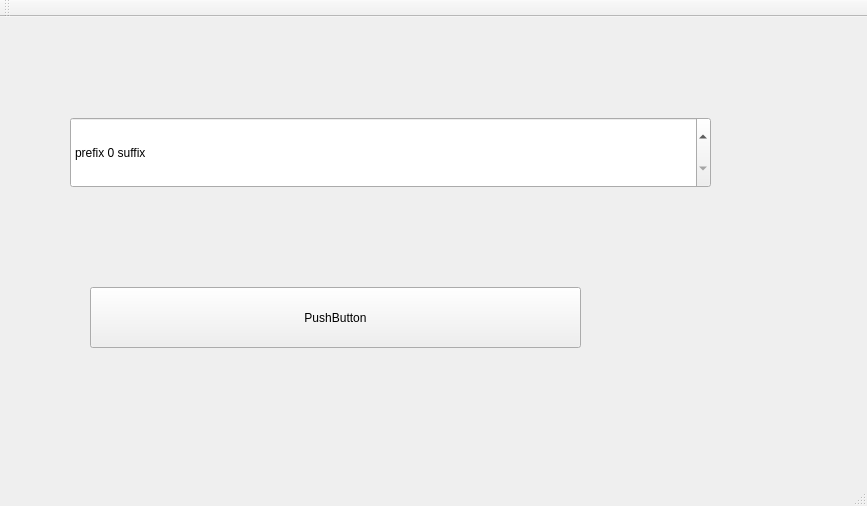
The window that gui/QSpinBox/mainwindow.ui (jinhang87/qtutil) describes before a commit, drawn with Qt 5.
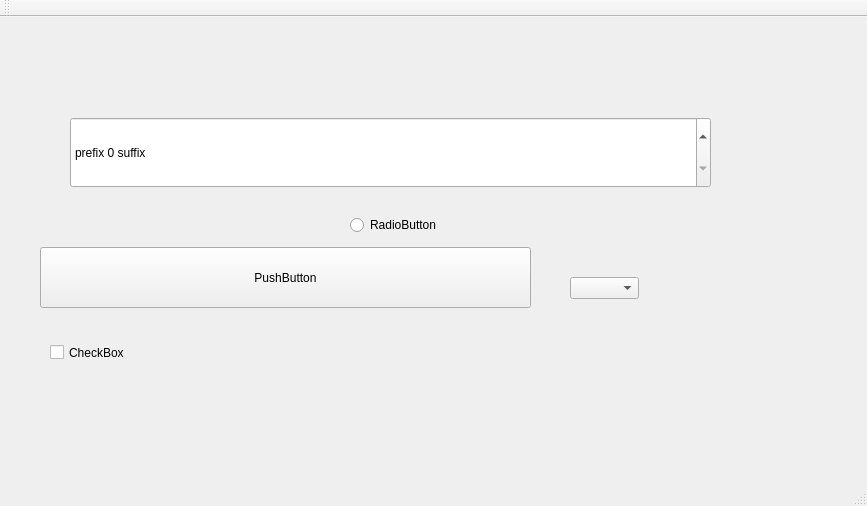
The same window after the commit.

Diff of the .ui file:
```diff
--- a/gui/QSpinBox/mainwindow.ui
+++ b/gui/QSpinBox/mainwindow.ui
@@ -36,8 +36,8 @@
    <widget class="QPushButton" name="pushButton">
     <property name="geometry">
      <rect>
-      <x>90</x>
-      <y>270</y>
+      <x>40</x>
+      <y>230</y>
       <width>491</width>
       <height>61</height>
      </rect>
@@ -46,6 +46,52 @@
      <string>PushButton</string>
     </property>
    </widget>
+   <widget class="QCheckBox" name="checkBox">
+    <property name="geometry">
+     <rect>
+      <x>50</x>
+      <y>300</y>
+      <width>331</width>
+      <height>71</height>
+     </rect>
+    </property>
+    <property name="text">
+     <string>CheckBox</string>
+    </property>
+   </widget>
+   <widget class="QComboBox" name="comboBox">
+    <property name="geometry">
+     <rect>
+      <x>570</x>
+      <y>260</y>
+      <width>69</width>
+      <height>22</height>
+     </rect>
+    </property>
+   </widget>
+   <widget class="QRadioButton" name="radioButton">
+    <property name="geometry">
+     <rect>
+      <x>350</x>
+      <y>200</y>
+      <width>89</width>
+      <height>16</height>
+     </rect>
+    </property>
+    <property name="text">
+     <string>RadioButton</string>
+    </property>
+   </widget>
+   <widget class="QWidget" name="widget" native="true">
+    <property name="geometry">
+     <rect>
+      <x>250</x>
+      <y>300</y>
+      <width>271</width>
+      <height>141</height>
+     </rect>
+    </property>
+   </widget>
   </widget>
   <widget class="QMenuBar" name="menuBar">
    <property name="geometry">
```
Left out of the diff: 2 changed lines with no effect on the pictures.
